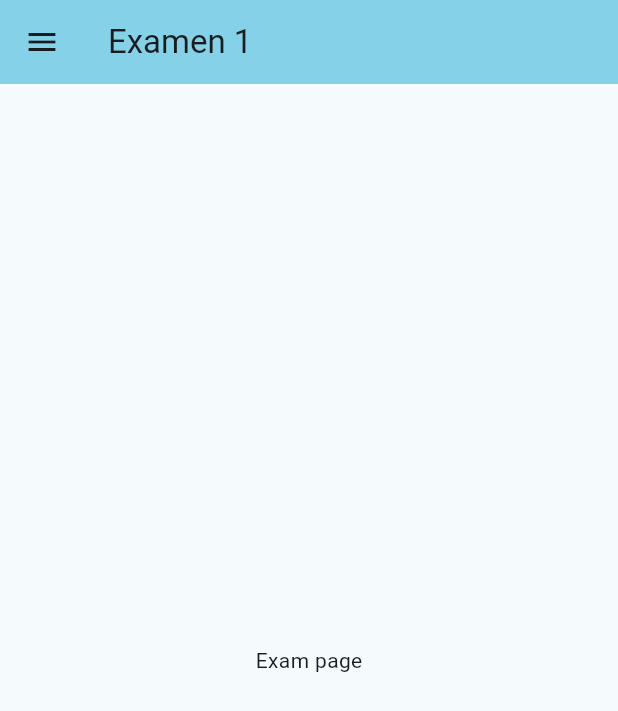
After one commit to GermanAliaga/DocFileApp, a Flutter app: the DetailCategory screen opened directly, after a tap on "Examen 1", on a phone screen of 412 x 824 dp. The commit adds this screen. Shown: the top 711 px of the screen. Run offline on Flutter 3.47's test engine with Material 3 defaults, Android fonts, the phone set to English and light mode, and no system bars; our stand-ins replace flutter_svg.

Commit message:
pagina detalles exámenes

```diff
--- a/lib/pages/detailcategory.dart
+++ b/lib/pages/detailcategory.dart
@@ -1,3 +1,4 @@
+import 'package:docfileapp/pages/detailexam.dart';
 import 'package:docfileapp/pages/mydrawer.dart';
 import 'package:flutter/material.dart';
 
@@ -31,9 +32,47 @@ class _DetailCategoryState extends State<DetailCategory> {
             return Padding(
                 padding: const EdgeInsets.all(3),
                 child: ListTile(
-                  title: Text(elements[index]),
-                  tileColor: const Color.fromARGB(248, 87, 221, 255),
-                ));
+                    title: Text(elements[index]),
+                    tileColor: const Color.fromARGB(248, 87, 221, 255),
+                    onTap: () {
+                      switch (index) {
+                        case 0:
+                          Navigator.pop(context);
+                          Navigator.push(
+                              context,
+                              MaterialPageRoute(
+                                  builder: (context) =>
+                                      const DetailExam(title: 'Examen 1')));
+                          break;
+                        case 1:
+                          Navigator.pop(context);
+                          Navigator.push(
+                              context,
+                              MaterialPageRoute(
+                                  builder: (context) =>
+                                      const DetailExam(title: 'Examen 2')));
+                          break;
+                        case 2:
+                          Navigator.pop(context);
+                          Navigator.push(
+                              context,
+                              MaterialPageRoute(
+                                  builder: (context) =>
+                                      const DetailExam(title: 'Examen 3')));
+                          break;
+                        case 3:
+                          Navigator.pop(context);
+                          Navigator.push(
+                              context,
+                              MaterialPageRoute(
+                                  builder: (context) =>
+                                      const DetailExam(title: 'Examen 4')));
+                          break;
+                        default:
+                          const snackbar = SnackBar(content: Text('wrong'));
+                          break;
+                      }
+                    }));
           },
         ));
   }
--- /dev/null
+++ b/lib/pages/detailexam.dart
@@ -0,0 +1,31 @@
+import 'package:docfileapp/pages/mydrawer.dart';
+import 'package:flutter/material.dart';
+
+class DetailExam extends StatefulWidget {
+  const DetailExam({super.key, required this.title});
+
+  final String title;
+
+  @override
+  State<DetailExam> createState() => _DetailExamState();
+}
+
+class _DetailExamState extends State<DetailExam> {
+  @override
+  Widget build(BuildContext context) {
+    return Scaffold(
+        appBar: AppBar(
+          backgroundColor: Theme.of(context).colorScheme.inversePrimary,
+          title: Text(widget.title),
+        ),
+        drawer: const MyDrawer(),
+        body: const Center(
+            child: Column(
+                mainAxisAlignment: MainAxisAlignment.center,
+                children: <Widget>[
+              Text(
+                'Exam page',
+              ),
+            ])));
+  }
+}
```
